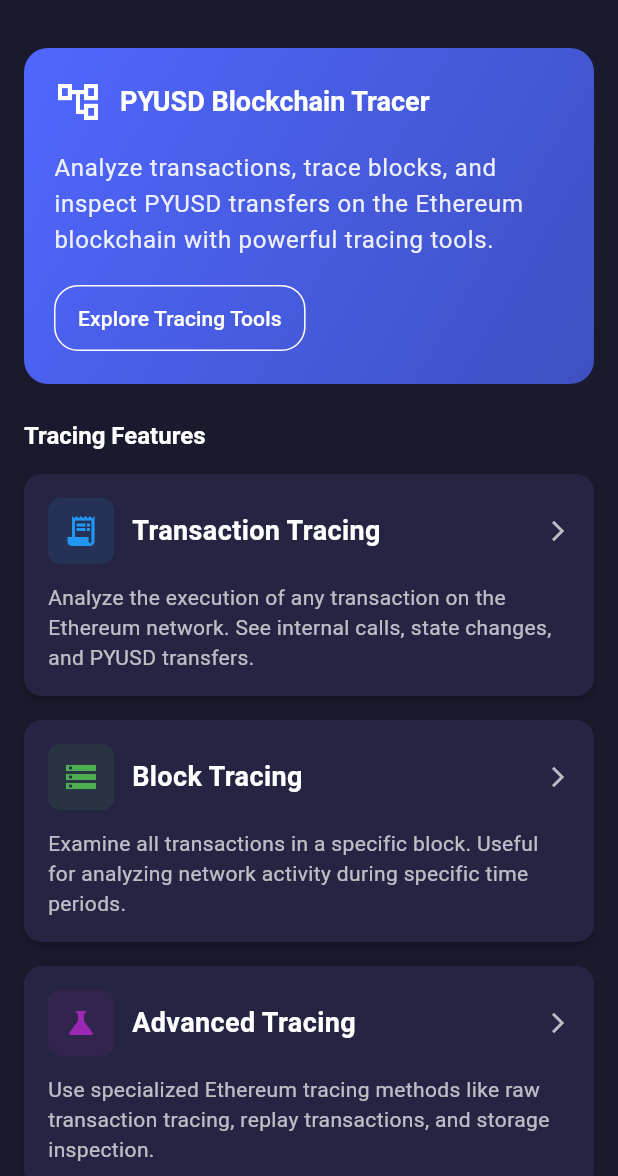
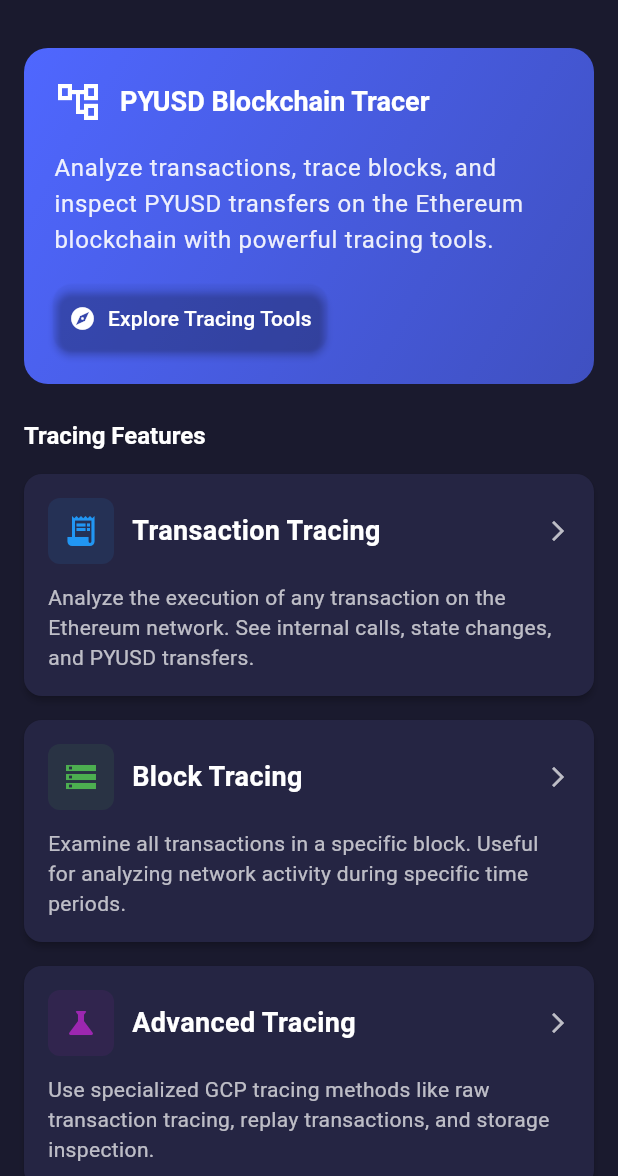
Before and after one commit to amandangol/PYUSD-Hub, a Flutter app: the TraceHomeScreen screen opened directly, on a phone screen of 412 x 824 dp, the part 60-1236 px from its top. Run offline on Flutter 3.47's test engine with Material 3 defaults, Android fonts, the light colour scheme and no system bars; our stand-ins replace cached_network_image, firebase_core, fl_chart, flutter_dotenv, flutter_local_notifications, flutter_secure_storage and 7 more; missing offline and left inert: bip39, ed25519_hd_key, encrypt, hex, mobile_scanner, web3dart; accounts and stored records are empty; network calls fail; project files that could hold a hidden picture were left out.

Commit message:
recent traces fixed & other hotfixes

```diff
--- a/lib/screens/authentication/screen/import_wallet_screen.dart
+++ b/lib/screens/authentication/screen/import_wallet_screen.dart
@@ -282,7 +282,6 @@
                               _mnemonicController.text = data.text!;
                             }
                           },
-                          tooltip: 'Paste from clipboard',
                         ),
                       ),
                       style: TextStyle(
--- a/lib/screens/authentication/widget/pin_input_widget.dart.dart
+++ b/lib/screens/authentication/widget/pin_input_widget.dart.dart
@@ -116,7 +116,6 @@
                 _obscureText ? Icons.visibility : Icons.visibility_off,
                 color: theme.colorScheme.primary,
               ),
-              tooltip: _obscureText ? 'Show PIN' : 'Hide PIN',
             ),
           ],
         ),
--- a/lib/screens/insights/view/widgets/transaction_input_section.dart
+++ b/lib/screens/insights/view/widgets/transaction_input_section.dart
@@ -46,7 +46,6 @@
                 suffixIcon: IconButton(
                   icon: const Icon(Icons.paste),
                   onPressed: onPasteTxHash,
-                  tooltip: 'Paste from clipboard',
                 ),
               ),
               if (detectedNetwork != null) ...[
@@ -138,7 +137,6 @@
                 suffixIcon: IconButton(
                   icon: const Icon(Icons.paste),
                   onPressed: onPasteAddress,
-                  tooltip: 'Paste from clipboard',
                 ),
               ),
               const SizedBox(height: 12),
--- a/lib/screens/insights/view/widgets/wallet_input_section.dart
+++ b/lib/screens/insights/view/widgets/wallet_input_section.dart
@@ -42,12 +42,10 @@
                 IconButton(
                   icon: const Icon(Icons.paste),
                   onPressed: onPaste,
-                  tooltip: 'Paste from clipboard',
                 ),
                 IconButton(
                   icon: const Icon(Icons.qr_code_scanner),
                   onPressed: onScanQR,
-                  tooltip: 'Scan QR code',
                 ),
               ],
             ),
--- a/lib/screens/networkcongestion/view/tabs/gas_tab.dart
+++ b/lib/screens/networkcongestion/view/tabs/gas_tab.dart
@@ -328,7 +328,6 @@
                           ),
                         );
                       },
-                      tooltip: 'Configure Alert Settings',
                     ),
                   ],
                 ),
--- a/lib/screens/trace/view/block_trace_screen.dart
+++ b/lib/screens/trace/view/block_trace_screen.dart
@@ -11,10 +11,12 @@
 
 class BlockTraceScreen extends StatefulWidget {
   final int blockNumber;
+  final String? heroTag;
 
   const BlockTraceScreen({
     super.key,
     required this.blockNumber,
+    this.heroTag,
   });
 
   @override
@@ -684,7 +686,7 @@
                   MaterialPageRoute(
                     builder: (context) => TransactionTraceScreen(
                       txHash: hash,
-                      // heroTag: heroTag,
+                      heroTag: heroTag,
                     ),
                   ),
                 );
--- a/lib/screens/trace/view/trace_home_screen.dart
+++ b/lib/screens/trace/view/trace_home_screen.dart
@@ -64,7 +64,7 @@
                 context: context,
                 title: 'Advanced Tracing',
                 description:
-                    'Use specialized Ethereum tracing methods like raw transaction tracing, replay transactions, and storage inspection.',
+                    'Use specialized GCP tracing methods like raw transaction tracing, replay transactions, and storage inspection.',
                 icon: Icons.science,
                 color: Colors.purple,
                 onTap: () => _navigateToTraceScreen(context, 2),
@@ -144,14 +144,13 @@
                 ),
           ),
           const SizedBox(height: 16),
-          OutlinedButton(
+          TraceButton(
+            text: 'Explore Tracing Tools',
             onPressed: () => _navigateToTraceScreen(context, 0),
-            style: OutlinedButton.styleFrom(
-              foregroundColor: Colors.white,
-              side: const BorderSide(color: Colors.white),
-              padding: const EdgeInsets.symmetric(horizontal: 16, vertical: 12),
-            ),
-            child: const Text('Explore Tracing Tools'),
+            backgroundColor: Colors.transparent,
+            foregroundColor: Colors.white,
+            icon: Icons.explore,
+            borderRadius: 12,
           ),
         ],
       ),
@@ -241,11 +240,11 @@
         String title;
         String subtitle;
 
-        if (type == 'txTrace') {
+        if (type == 'transaction') {
           icon = Icons.receipt_long;
           title = 'Transaction Trace';
           subtitle = 'Hash: ${_truncateHash(trace['hash'] ?? 'Unknown')}';
-        } else if (type == 'blockTrace') {
+        } else if (type == 'block') {
           icon = Icons.storage;
           title = 'Block Trace';
           subtitle = 'Block: ${trace['blockNumber'] ?? 'Unknown'}';
--- a/lib/screens/trace/view/transaction_trace_screen.dart
+++ b/lib/screens/trace/view/transaction_trace_screen.dart
@@ -9,10 +9,12 @@
 
 class TransactionTraceScreen extends StatefulWidget {
   final String txHash;
+  final String? heroTag;
 
   const TransactionTraceScreen({
     Key? key,
     required this.txHash,
+    this.heroTag,
   }) : super(key: key);
 
   @override
--- a/lib/screens/transactions/view/send_transaction/widgets/recipent_card.dart
+++ b/lib/screens/transactions/view/send_transaction/widgets/recipent_card.dart
@@ -136,7 +136,6 @@
                           size: 20,
                         ),
                         onPressed: _pasteFromClipboard,
-                        tooltip: 'Paste from clipboard',
                         constraints: const BoxConstraints(),
                         padding: const EdgeInsets.symmetric(horizontal: 8),
                         splashRadius: 20,
@@ -159,7 +158,6 @@
                     Icons.qr_code_scanner,
                     color: colorScheme.primary,
                   ),
-                  tooltip: 'Scan QR Code',
                 ),
               ),
             ],
--- a/lib/screens/transactions/view/transaction_details/transaction_detail_screen.dart
+++ b/lib/screens/transactions/view/transaction_details/transaction_detail_screen.dart
@@ -410,13 +410,11 @@
         IconButton(
           icon: const Icon(Icons.refresh),
           onPressed: _isRefreshing ? null : _refreshTransactionDetails,
-          tooltip: 'Refresh transaction details',
         ),
         // Etherscan button
         IconButton(
           icon: const Icon(Icons.open_in_new),
           onPressed: _openBlockExplorer,
-          tooltip: 'View on Etherscan',
         ),
       ],
     );
--- a/lib/screens/transactions/view/transaction_details/widgets/trace_details_widget.dart
+++ b/lib/screens/transactions/view/transaction_details/widgets/trace_details_widget.dart
@@ -220,7 +220,6 @@
                 IconButton(
                   icon: const Icon(Icons.copy),
                   onPressed: () => _copyTraceData(context),
-                  tooltip: 'Copy trace data',
                   color: subtitleColor,
                 ),
               ],
--- a/lib/widgets/pyusd_components.dart
+++ b/lib/widgets/pyusd_components.dart
@@ -570,7 +570,6 @@
                 _obscureText ? Icons.visibility : Icons.visibility_off,
                 color: theme.colorScheme.primary,
               ),
-              tooltip: _obscureText ? 'Show PIN' : 'Hide PIN',
             ),
           ],
         ),
@@ -727,3 +726,83 @@
     );
   }
 }
+
+class TraceButton extends StatelessWidget {
+  final String text;
+  final VoidCallback onPressed;
+  final IconData? icon;
+  final Color backgroundColor;
+  final Color foregroundColor;
+  final bool isLoading;
+  final double horizontalPadding;
+  final double verticalPadding;
+  final double borderRadius;
+  final double? width;
+
+  const TraceButton({
+    Key? key,
+    required this.text,
+    required this.onPressed,
+    this.icon,
+    this.backgroundColor = Colors.purple,
+    this.foregroundColor = Colors.white,
+    this.isLoading = false,
+    this.horizontalPadding = 10,
+    this.verticalPadding = 12,
+    this.borderRadius = 8,
+    this.width,
+  }) : super(key: key);
+
+  @override
+  Widget build(BuildContext context) {
+    return SizedBox(
+      width: width,
+      child: ElevatedButton(
+        onPressed: isLoading ? null : onPressed,
+        style: ElevatedButton.styleFrom(
+          backgroundColor: backgroundColor,
+          foregroundColor: foregroundColor,
+          shape: RoundedRectangleBorder(
+            borderRadius: BorderRadius.circular(borderRadius),
+          ),
+          padding: EdgeInsets.symmetric(
+            horizontal: horizontalPadding,
+            vertical: verticalPadding,
+          ),
+        ),
+        child: _buildButtonContent(),
+      ),
+    );
+  }
+
+  Widget _buildButtonContent() {
+    if (isLoading) {
+      return Container(
+        width: 24,
+        height: 24,
+        padding: const EdgeInsets.all(2.0),
+        child: CircularProgressIndicator(
+          color: foregroundColor,
+          strokeWidth: 3,
+        ),
+      );
+    }
+
+    if (icon != null) {
+      return Row(
+        mainAxisSize: MainAxisSize.min,
+        mainAxisAlignment: MainAxisAlignment.center,
+        children: [
+          Icon(icon, size: 18),
+          const SizedBox(width: 8),
+          Text(text),
+        ],
+      );
+    }
+
+    return Padding(
+      padding: EdgeInsets.symmetric(horizontal: horizontalPadding),
+      child: Text(text),
+    );
+  }
+}
```
Also changed, not shown: lib/screens/networkcongestion/view/widgets/transaction_listitem.dart (+4 -15 lines), lib/screens/trace/view/trace_screen.dart (+136 -156 lines), lib/utils/formatter_utils.dart (+12 -0 lines).
